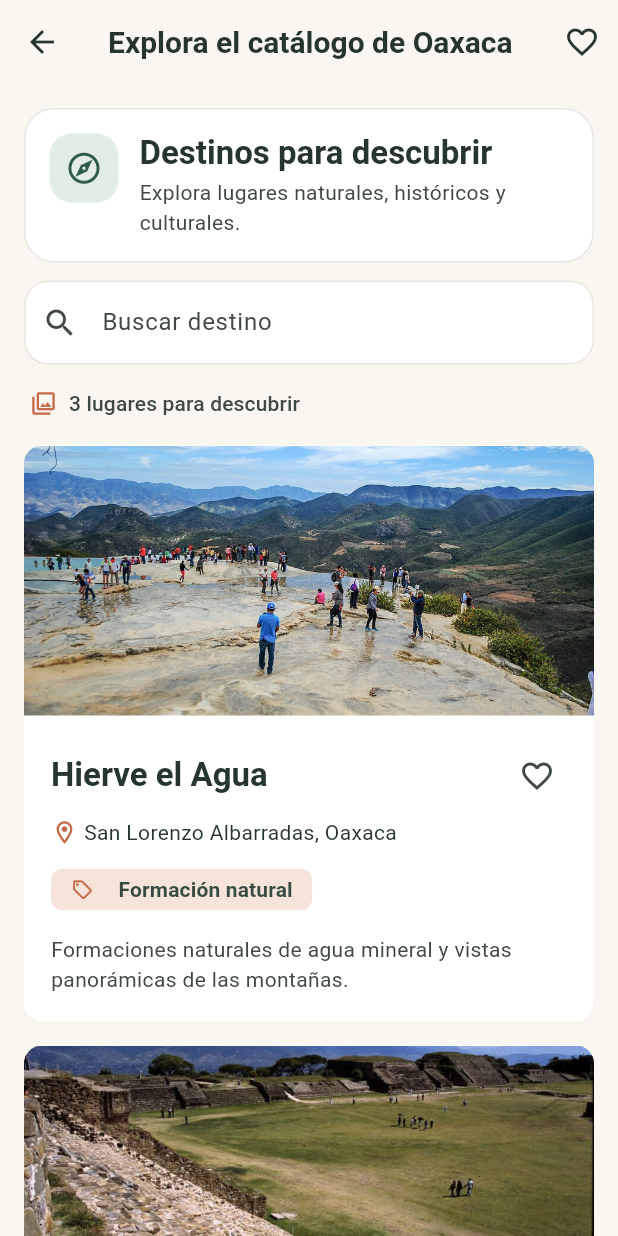
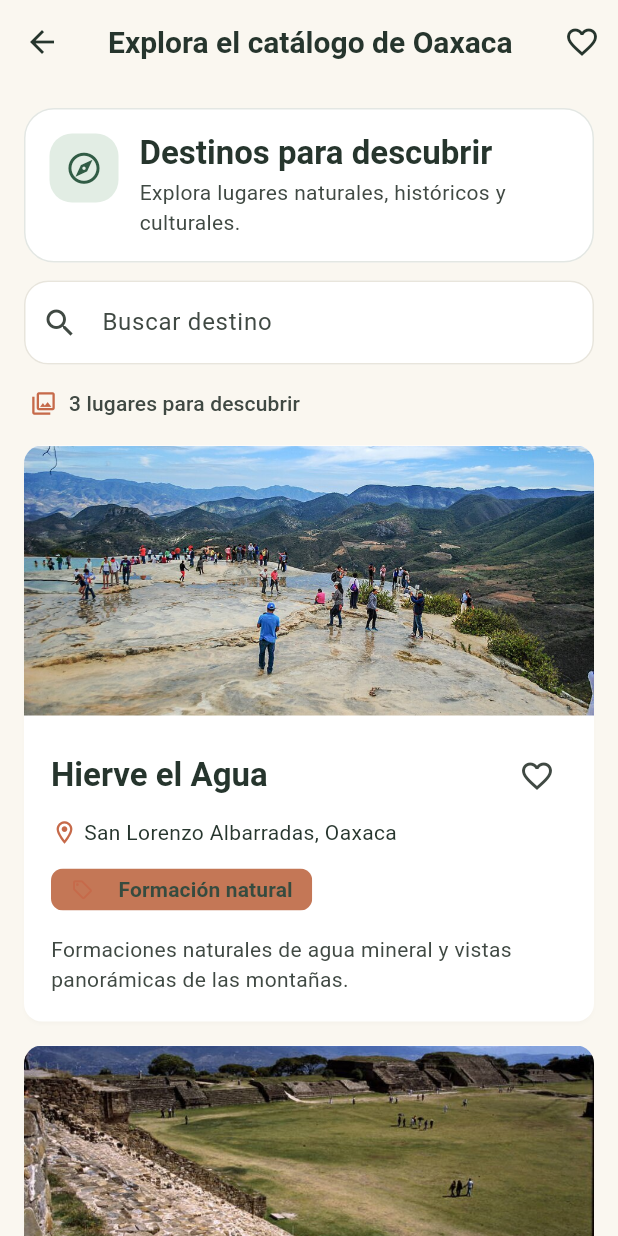
Before and after one commit to Felix-Angel/Poryecto-explora-oaxaca, a Flutter app: the PantallaCatalogo screen opened directly, on a phone screen of 412 x 824 dp. Run offline on Flutter 3.47's test engine with Material 3 defaults, Android fonts, the phone set to English and light mode, and no system bars.

Commit message:
Conflicto 4: propuesta terracota desde base comun

```diff
--- a/lib/features/catalogo/widgets/etiqueta_categoria.dart
+++ b/lib/features/catalogo/widgets/etiqueta_categoria.dart
@@ -20,7 +20,7 @@ class EtiquetaCategoria extends StatelessWidget {
       ),
     ),
     visualDensity: VisualDensity.compact,
-        backgroundColor: Theme.of(context).colorScheme.secondaryContainer,
+    backgroundColor: const Color(0xFFC47756),
     side: BorderSide.none,
     padding: const EdgeInsets.symmetric(horizontal: 5),
   );
```
Lines whose indentation alone changed are shown as unchanged.
